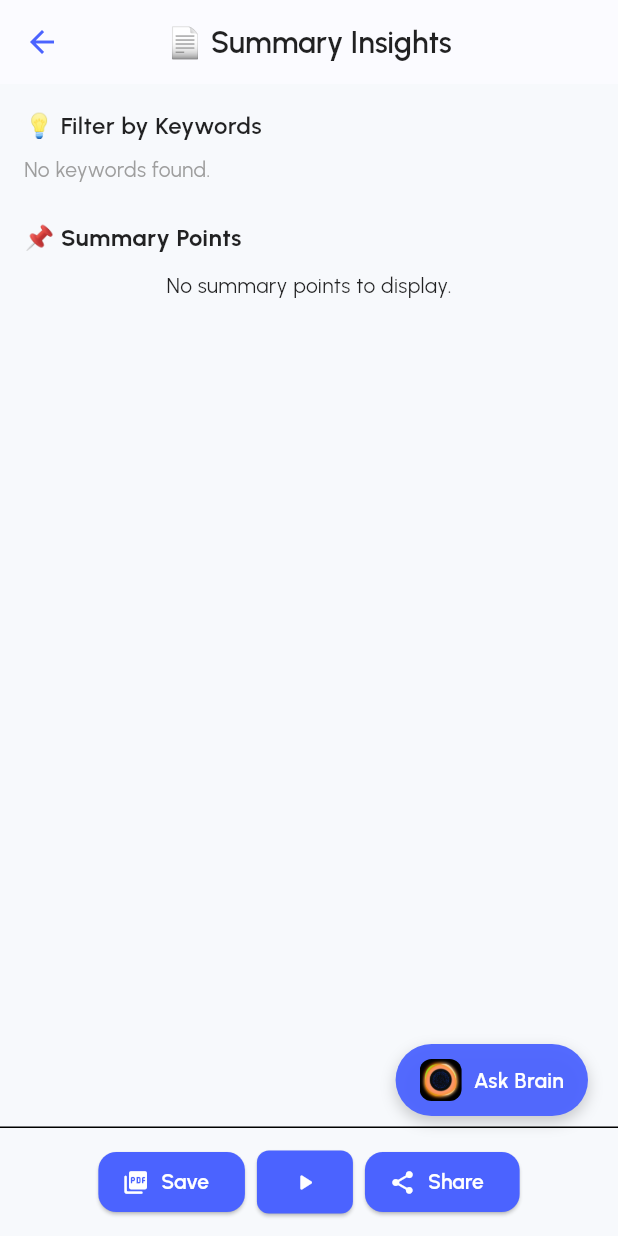
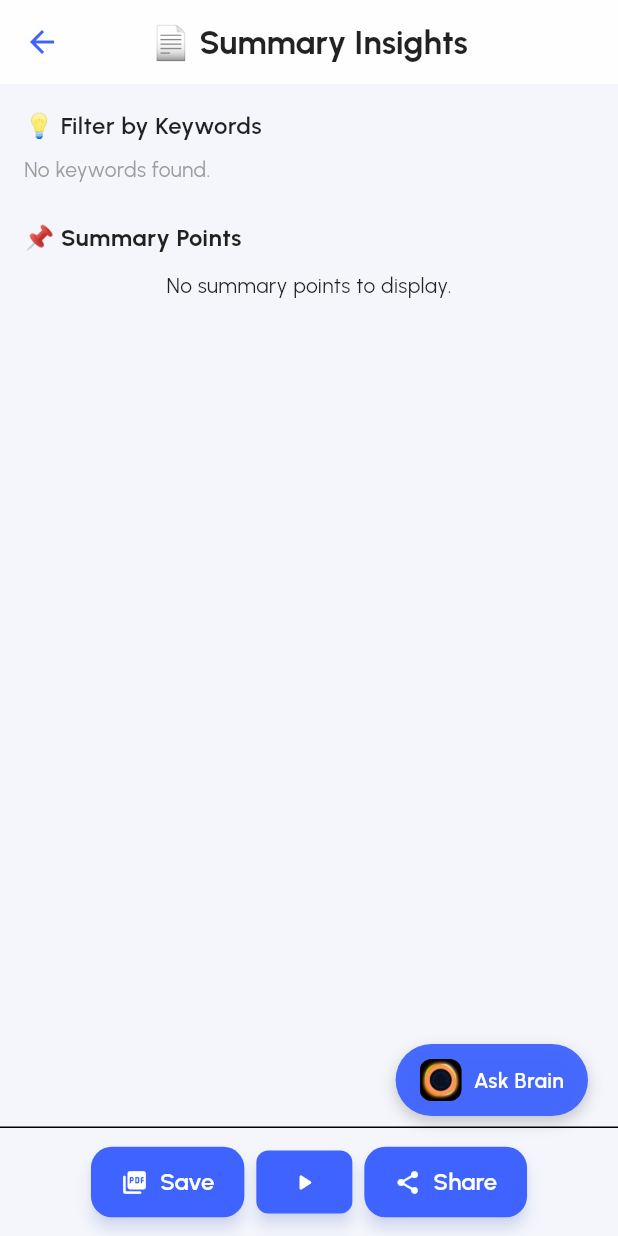
Before and after one commit to rly09/pdf_brain, a Flutter app: the ResultScreen screen opened directly with empty values, on a phone screen of 412 x 824 dp. Run offline on Flutter 3.47's test engine with Material 3 defaults, Android fonts, the light colour scheme and no system bars; our stand-ins replace file_picker, flutter_dotenv, flutter_tts, google_fonts, google_generative_ai, share_plus; missing offline and left inert: syncfusion_flutter_pdf.

Commit message:
Changing some colors

```diff
--- a/lib/core/theme.dart
+++ b/lib/core/theme.dart
@@ -1,13 +1,19 @@
 import 'package:flutter/material.dart';
 import 'package:google_fonts/google_fonts.dart';
 
-final Color lightPrimary = Color(0xFF4B63FF);
-final Color lightSecondary = Color(0xFF91A6FF);
-final Color lightBackground = Color(0xFFF7F9FC);
+// Colors - Light Mode
+final Color lightPrimary = Color(0xFF3E63FF);
+final Color lightSecondary = Color(0xFF8FA6FF);
+final Color lightAccent = Color(0xFF4DD0E1);
+final Color lightBackground = Color(0xFFF4F6FB);
+final Color lightCard = Colors.white.withOpacity(0.8);
 
-final Color darkPrimary = Color(0xFF90A4FF);
-final Color darkSecondary = Color(0xFFB0C4FF);
-final Color darkBackground = Color(0xFF121212);
+// Colors - Dark Mode
+final Color darkPrimary = Color(0xFF9BAFFF);
+final Color darkSecondary = Color(0xFFB4C6FF);
+final Color darkAccent = Color(0xFF26C6DA);
+final Color darkBackground = Color(0xFF0E0F14);
+final Color darkCard = Colors.white.withOpacity(0.05);
 
 final lightTheme = ThemeData(
   useMaterial3: true,
@@ -15,6 +21,7 @@ final lightTheme = ThemeData(
   colorScheme: ColorScheme.light(
     primary: lightPrimary,
     secondary: lightSecondary,
+    tertiary: lightAccent,
     background: lightBackground,
   ),
   scaffoldBackgroundColor: lightBackground,
@@ -23,26 +30,32 @@ final lightTheme = ThemeData(
     displayColor: Colors.black,
   ),
   appBarTheme: AppBarTheme(
-    backgroundColor: Colors.white,
-    elevation: 0.5,
+    backgroundColor: Colors.white.withOpacity(0.9),
+    elevation: 0,
+    shadowColor: Colors.black12,
     iconTheme: IconThemeData(color: lightPrimary),
     titleTextStyle: GoogleFonts.urbanist(
-      fontSize: 20,
-      fontWeight: FontWeight.w600,
+      fontSize: 22,
+      fontWeight: FontWeight.bold,
       color: Colors.black87,
     ),
+    centerTitle: true,
   ),
-  cardTheme: CardThemeData(
-    color: Colors.white,
-    elevation: 2,
-    shape: RoundedRectangleBorder(borderRadius: BorderRadius.circular(16)),
+  cardTheme: CardTheme(
+    color: lightCard,
+    elevation: 5,
+    shadowColor: Colors.black12,
+    shape: RoundedRectangleBorder(borderRadius: BorderRadius.circular(20)),
   ),
   elevatedButtonTheme: ElevatedButtonThemeData(
     style: ElevatedButton.styleFrom(
       backgroundColor: lightPrimary,
       foregroundColor: Colors.white,
-      textStyle: GoogleFonts.urbanist(fontWeight: FontWeight.w600),
-      shape: RoundedRectangleBorder(borderRadius: BorderRadius.circular(12)),
+      elevation: 4,
+      shadowColor: lightPrimary.withOpacity(0.3),
+      textStyle: GoogleFonts.urbanist(fontWeight: FontWeight.w600, fontSize: 16),
+      shape: RoundedRectangleBorder(borderRadius: BorderRadius.circular(14)),
+      padding: EdgeInsets.symmetric(horizontal: 20, vertical: 14),
     ),
   ),
 );
@@ -53,6 +66,7 @@ final darkTheme = ThemeData(
   colorScheme: ColorScheme.dark(
     primary: darkPrimary,
     secondary: darkSecondary,
+    tertiary: darkAccent,
     background: darkBackground,
   ),
   scaffoldBackgroundColor: darkBackground,
@@ -61,26 +75,32 @@ final darkTheme = ThemeData(
     displayColor: Colors.white,
   ),
   appBarTheme: AppBarTheme(
-    backgroundColor: Colors.black,
-    elevation: 0.5,
+    backgroundColor: Colors.black.withOpacity(0.8),
+    elevation: 0,
+    shadowColor: Colors.white10,
     iconTheme: IconThemeData(color: darkPrimary),
     titleTextStyle: GoogleFonts.urbanist(
-      fontSize: 20,
-      fontWeight: FontWeight.w600,
+      fontSize: 22,
+      fontWeight: FontWeight.bold,
       color: Colors.white,
     ),
+    centerTitle: true,
   ),
-  cardTheme: CardThemeData(
-    color: Color(0xFF1E1E1E),
-    elevation: 2,
-    shape: RoundedRectangleBorder(borderRadius: BorderRadius.circular(16)),
+  cardTheme: CardTheme(
+    color: darkCard,
+    elevation: 5,
+    shadowColor: Colors.white10,
+    shape: RoundedRectangleBorder(borderRadius: BorderRadius.circular(20)),
   ),
   elevatedButtonTheme: ElevatedButtonThemeData(
     style: ElevatedButton.styleFrom(
       backgroundColor: darkPrimary,
       foregroundColor: Colors.white,
-      textStyle: GoogleFonts.urbanist(fontWeight: FontWeight.w600),
-      shape: RoundedRectangleBorder(borderRadius: BorderRadius.circular(12)),
+      elevation: 4,
+      shadowColor: darkPrimary.withOpacity(0.3),
+      textStyle: GoogleFonts.urbanist(fontWeight: FontWeight.w600, fontSize: 16),
+      shape: RoundedRectangleBorder(borderRadius: BorderRadius.circular(14)),
+      padding: EdgeInsets.symmetric(horizontal: 20, vertical: 14),
     ),
   ),
 );
```
Also changed, not shown: lib/local_ai_service.dart (deleted, +0 -44 lines), lib/models/extracted_data_model.dart (deleted, +0 -37 lines), lib/services/text_analyzer.dart (deleted, +0 -44 lines).
